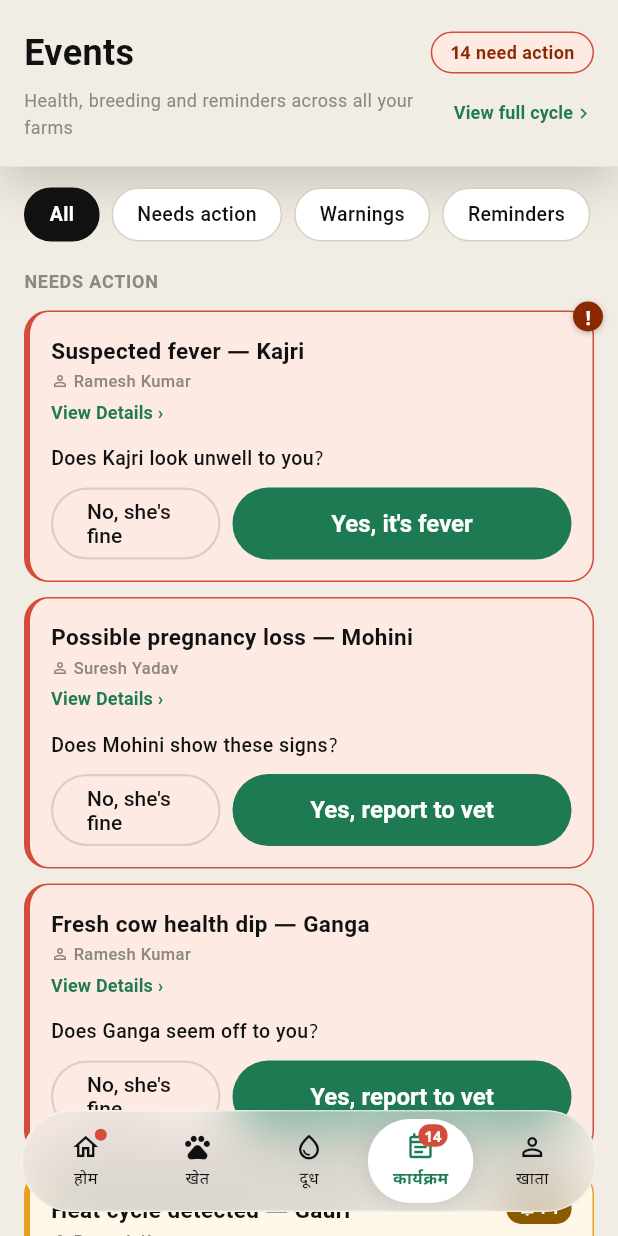
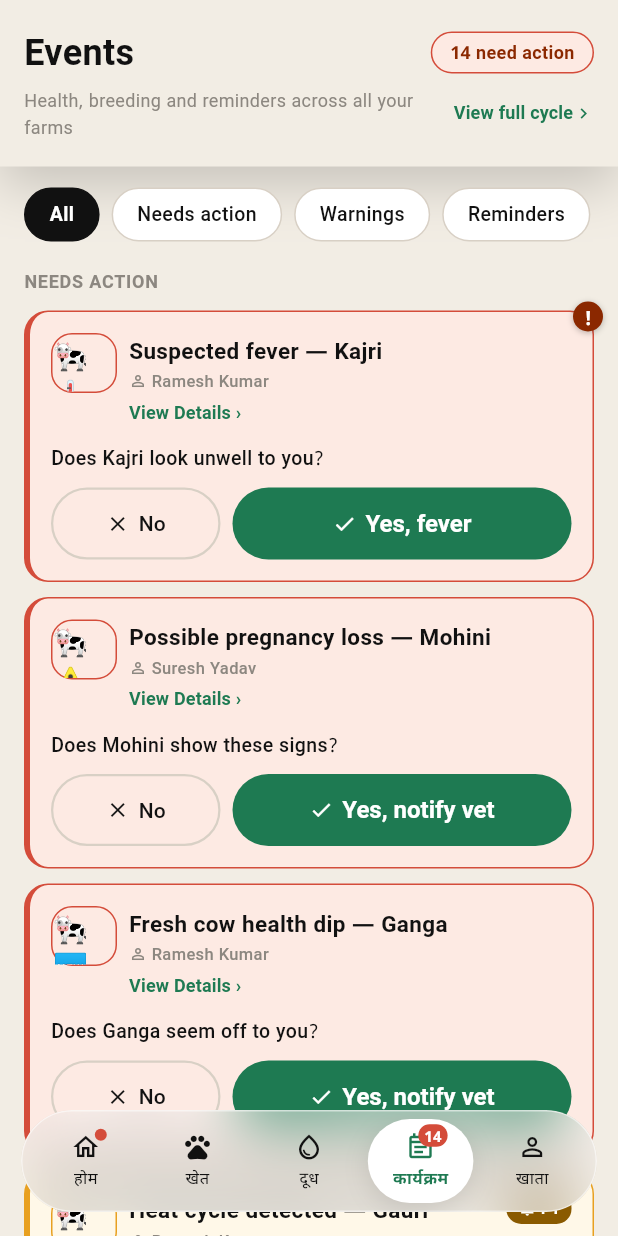
Before and after one commit to vaseey21/Vanix, a Flutter app: the EventsScreen screen opened directly with empty values, on a phone screen of 412 x 824 dp. Run offline on Flutter 3.47's test engine with Material 3 defaults, Android fonts, the phone set to English and light mode, and no system bars.

Commit message:
auto: save changes

```diff
--- a/flutter_app/lib/screens/events_screen.dart
+++ b/flutter_app/lib/screens/events_screen.dart
@@ -463,6 +463,7 @@ class _EventsScreenState extends State<EventsScreen> {
           priority: _Priority.p0,
           channel: 'Push + SMS · Immediate vet visit',
           manager: manager,
+          avatarEmoji: '🐄🌡️',
           title: 'Suspected fever — Kajri',
           sub: 'Sustained high temperature for 3 days with very little movement — she has mostly stayed in one spot.',
           meta: 'Green Valley Farm · Belt 63 · since 30 Jun',
@@ -472,9 +473,9 @@ class _EventsScreenState extends State<EventsScreen> {
               const Padding(padding: EdgeInsets.only(top: 12, bottom: 10), child: Text('Does Kajri look unwell to you?', style: TextStyle(fontSize: 13, fontWeight: FontWeight.w500))),
               Row(
                 children: [
-                  Expanded(child: OutlinedButton(onPressed: () => setState(() { _fever = _VetFlowState.falseAlarm; widget.appState.resolveEvent(); }), child: const Text("No, she's fine"))),
+                  Expanded(child: OutlinedButton(onPressed: () => setState(() { _fever = _VetFlowState.falseAlarm; widget.appState.resolveEvent(); }), child: _iconLabel(Icons.close, 'No'))),
                   const SizedBox(width: 8),
-                  Expanded(flex: 2, child: ElevatedButton(onPressed: () => setState(() => _fever = _VetFlowState.awaitingEmail), child: const Text("Yes, it's fever"))),
+                  Expanded(flex: 2, child: ElevatedButton(onPressed: () => setState(() => _fever = _VetFlowState.awaitingEmail), child: _iconLabel(Icons.check, 'Yes, fever'))),
                 ],
               ),
             ],
@@ -488,6 +489,7 @@ class _EventsScreenState extends State<EventsScreen> {
           priority: _Priority.p0,
           channel: 'Push + SMS · Immediate vet visit',
           manager: manager,
+          avatarEmoji: '🐄🌡️',
           title: 'Suspected fever — Kajri',
           sub: 'Sustained high temperature for 3 days with very little movement — she has mostly stayed in one spot.',
           meta: 'Green Valley Farm · Belt 63 · since 30 Jun',
@@ -501,6 +503,7 @@ class _EventsScreenState extends State<EventsScreen> {
           priority: _Priority.p0,
           channel: 'Push + SMS · Immediate vet visit',
           manager: manager,
+          avatarEmoji: '🐄🌡️',
           title: 'Suspected fever — Kajri',
           sub: 'Sustained high temperature for 3 days with very little movement — she has mostly stayed in one spot.',
           meta: 'Green Valley Farm · Belt 63 · since 30 Jun',
@@ -514,6 +517,7 @@ class _EventsScreenState extends State<EventsScreen> {
           priority: _Priority.p0,
           channel: 'Push + SMS · Immediate vet visit',
           manager: manager,
+          avatarEmoji: '🐄🌡️',
           title: 'Suspected fever — Kajri',
           sub: 'Sustained high temperature for 3 days with very little movement — she has mostly stayed in one spot.',
           meta: 'Green Valley Farm · Belt 63 · since 30 Jun',
@@ -534,6 +538,7 @@ class _EventsScreenState extends State<EventsScreen> {
           priority: _Priority.p0,
           channel: 'Push + SMS · Immediate vet visit',
           manager: manager,
+          avatarEmoji: '🐄⚠️',
           title: 'Possible pregnancy loss — Mohini',
           sub: 'Sudden drop in rumination with a sustained temperature rise over the last 3 hours.',
           meta: 'Sunrise Dairy · Belt 91 · Day 48 of pregnancy',
@@ -543,9 +548,9 @@ class _EventsScreenState extends State<EventsScreen> {
               const Padding(padding: EdgeInsets.only(top: 12, bottom: 10), child: Text('Does Mohini show these signs?', style: TextStyle(fontSize: 13, fontWeight: FontWeight.w500))),
               Row(
                 children: [
-                  Expanded(child: OutlinedButton(onPressed: () => setState(() { _abort = _VetFlowState.falseAlarm; widget.appState.resolveEvent(); }), child: const Text("No, she's fine"))),
+                  Expanded(child: OutlinedButton(onPressed: () => setState(() { _abort = _VetFlowState.falseAlarm; widget.appState.resolveEvent(); }), child: _iconLabel(Icons.close, 'No'))),
                   const SizedBox(width: 8),
-                  Expanded(flex: 2, child: ElevatedButton(onPressed: () => setState(() => _abort = _VetFlowState.awaitingEmail), child: const Text('Yes, report to vet'))),
+                  Expanded(flex: 2, child: ElevatedButton(onPressed: () => setState(() => _abort = _VetFlowState.awaitingEmail), child: _iconLabel(Icons.check, 'Yes, notify vet'))),
                 ],
               ),
             ],
@@ -559,6 +564,7 @@ class _EventsScreenState extends State<EventsScreen> {
           priority: _Priority.p0,
           channel: 'Push + SMS · Immediate vet visit',
           manager: manager,
+          avatarEmoji: '🐄⚠️',
           title: 'Possible pregnancy loss — Mohini',
           sub: 'Sudden drop in rumination with a sustained temperature rise over the last 3 hours.',
           meta: 'Sunrise Dairy · Belt 91 · Day 48 of pregnancy',
@@ -572,6 +578,7 @@ class _EventsScreenState extends State<EventsScreen> {
           priority: _Priority.p0,
           channel: 'Push + SMS · Immediate vet visit',
           manager: manager,
+          avatarEmoji: '🐄⚠️',
           title: 'Possible pregnancy loss — Mohini',
           sub: 'Sudden drop in rumination with a sustained temperature rise over the last 3 hours.',
           meta: 'Sunrise Dairy · Belt 91 · Day 48 of pregnancy',
@@ -585,6 +592,7 @@ class _EventsScreenState extends State<EventsScreen> {
           priority: _Priority.p0,
           channel: 'Push + SMS · Immediate vet visit',
           manager: manager,
+          avatarEmoji: '🐄⚠️',
           title: 'Possible pregnancy loss — Mohini',
           sub: 'Sudden drop in rumination with a sustained temperature rise over the last 3 hours.',
           meta: 'Sunrise Dairy · Belt 91 · Day 48 of pregnancy',
@@ -605,6 +613,7 @@ class _EventsScreenState extends State<EventsScreen> {
           priority: _Priority.p0,
           channel: 'Push + SMS · Immediate vet visit',
           manager: manager,
+          avatarEmoji: '🐄🆕',
           title: 'Fresh cow health dip — Ganga',
           sub: 'Calved 6 days ago and her health score has dropped — early days post-calving carry higher metabolic risk.',
           meta: 'Green Valley Farm · Belt 27 · Day 6 post-calving',
@@ -614,9 +623,9 @@ class _EventsScreenState extends State<EventsScreen> {
               const Padding(padding: EdgeInsets.only(top: 12, bottom: 10), child: Text('Does Ganga seem off to you?', style: TextStyle(fontSize: 13, fontWeight: FontWeight.w500))),
               Row(
                 children: [
-                  Expanded(child: OutlinedButton(onPressed: () => setState(() { _freshCow = _VetFlowState.falseAlarm; widget.appState.resolveEvent(); }), child: const Text("No, she's fine"))),
+                  Expanded(child: OutlinedButton(onPressed: () => setState(() { _freshCow = _VetFlowState.falseAlarm; widget.appState.resolveEvent(); }), child: _iconLabel(Icons.close, 'No'))),
                   const SizedBox(width: 8),
-                  Expanded(flex: 2, child: ElevatedButton(onPressed: () => setState(() => _freshCow = _VetFlowState.awaitingEmail), child: const Text('Yes, report to vet'))),
+                  Expanded(flex: 2, child: ElevatedButton(onPressed: () => setState(() => _freshCow = _VetFlowState.awaitingEmail), child: _iconLabel(Icons.check, 'Yes, notify vet'))),
                 ],
               ),
             ],
@@ -630,6 +639,7 @@ class _EventsScreenState extends State<EventsScreen> {
           priority: _Priority.p0,
           channel: 'Push + SMS · Immediate vet visit',
           manager: manager,
+          avatarEmoji: '🐄🆕',
           title: 'Fresh cow health dip — Ganga',
           sub: 'Calved 6 days ago and her health score has dropped — early days post-calving carry higher metabolic risk.',
           meta: 'Green Valley Farm · Belt 27 · Day 6 post-calving',
@@ -643,6 +653,7 @@ class _EventsScreenState extends State<EventsScreen> {
           priority: _Priority.p0,
           channel: 'Push + SMS · Immediate vet visit',
           manager: manager,
+          avatarEmoji: '🐄🆕',
           title: 'Fresh cow health dip — Ganga',
           sub: 'Calved 6 days ago and her health score has dropped — early days post-calving carry higher metabolic risk.',
           meta: 'Green Valley Farm · Belt 27 · Day 6 post-calving',
@@ -656,6 +667,7 @@ class _EventsScreenState extends State<EventsScreen> {
           priority: _Priority.p0,
           channel: 'Push + SMS · Immediate vet visit',
           manager: manager,
+          avatarEmoji: '🐄🆕',
           title: 'Fresh cow health dip — Ganga',
           sub: 'Calved 6 days ago and her health score has dropped — early days post-calving carry higher metabolic risk.',
           meta: 'Green Valley Farm · Belt 27 · Day 6 post-calving',
@@ -701,6 +713,7 @@ class _EventsScreenState extends State<EventsScreen> {
         priority: _Priority.p1,
         channel: 'App notification · Schedule inseminator',
           manager: manager,
+          avatarEmoji: '🐄❤️',
         title: title,
         sub: sub,
         meta: 'Green Valley Farm · Belt 41',
@@ -715,6 +728,7 @@ class _EventsScreenState extends State<EventsScreen> {
         priority: _Priority.p1,
         channel: 'App notification · Schedule inseminator',
           manager: manager,
+          avatarEmoji: '🐄❤️',
         title: title,
         sub: sub,
         meta: 'Green Valley Farm · Belt 41',
@@ -729,6 +743,7 @@ class _EventsScreenState extends State<EventsScreen> {
         priority: _Priority.p1,
         channel: 'App notification · Schedule inseminator',
           manager: manager,
+          avatarEmoji: '🐄❤️',
         title: title,
         sub: sub,
         meta: 'Green Valley Farm · Belt 41',
@@ -779,6 +794,7 @@ class _EventsScreenState extends State<EventsScreen> {
         priority: _Priority.p1,
         channel: 'App notification · Schedule inseminator',
           manager: manager,
+          avatarEmoji: '🐄❤️',
         title: title,
         sub: sub,
         meta: 'Green Valley Farm · Belt 41',
@@ -820,6 +836,7 @@ class _EventsScreenState extends State<EventsScreen> {
       priority: _Priority.p1,
       channel: 'App notification · Schedule inseminator',
           manager: manager,
+          avatarEmoji: '🐄❤️',
       title: title,
       sub: sub,
       meta: meta,
@@ -842,13 +859,13 @@ class _EventsScreenState extends State<EventsScreen> {
               const SizedBox(height: 10),
               Row(
                 children: [
-                  Expanded(child: OutlinedButton(onPressed: () => setState(() { _heat = _HeatState.dismissed; widget.appState.resolveEvent(); }), child: const Text('No'))),
+                  Expanded(child: OutlinedButton(onPressed: () => setState(() { _heat = _HeatState.dismissed; widget.appState.resolveEvent(); }), child: _iconLabel(Icons.close, 'No'))),
                   const SizedBox(width: 8),
                   Expanded(
                     flex: 2,
                     child: ElevatedButton(
                       onPressed: () => setState(() { _heatConfirmed = true; _heat = _HeatState.active; }),
-                      child: const Text('Yes, in heat'),
+                      child: _iconLabel(Icons.check, 'Yes, in heat'),
                     ),
                   ),
                 ],
```
